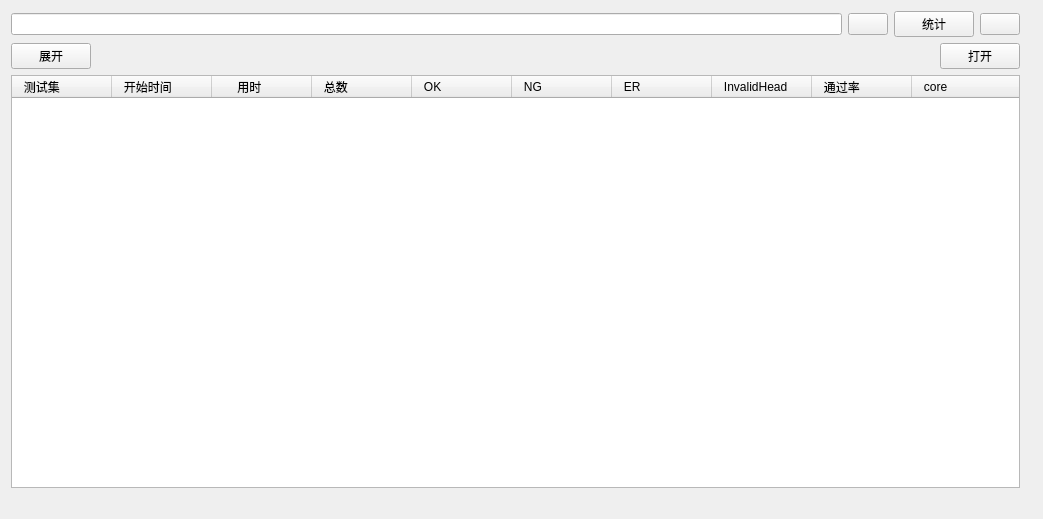
Qt form loganalysis.ui (SakuraMYK/AutoMationTools) before a commit.
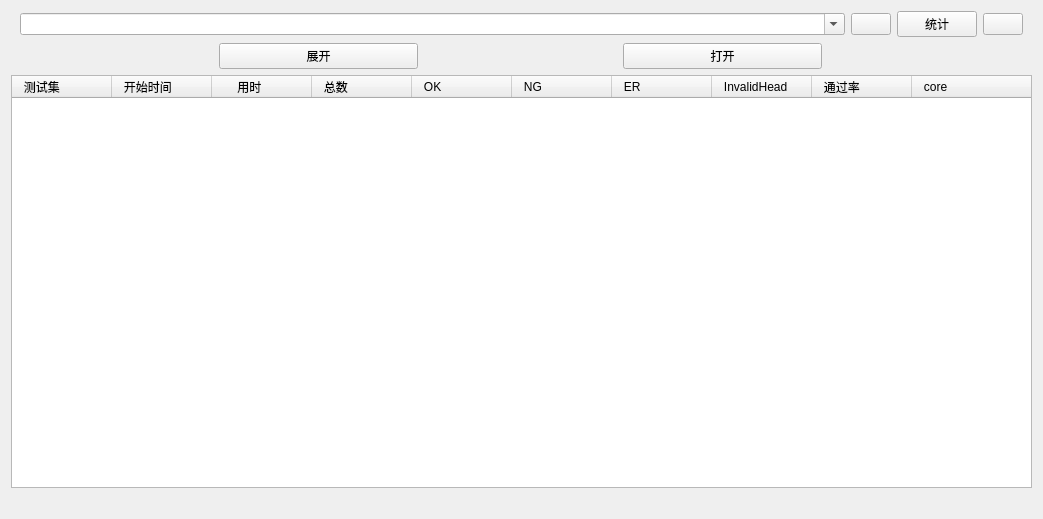
The same form after that commit. Icons and pictures are not drawn.

What changed in the file:
```diff
--- a/loganalysis.ui
+++ b/loganalysis.ui
@@ -13,15 +13,40 @@
   <property name="windowTitle">
    <string>Form</string>
   </property>
-  <layout class="QGridLayout" name="gridLayout">
-   <item row="0" column="0">
-    <layout class="QHBoxLayout" name="horizontalLayout_3">
-     <item>
+  <property name="styleSheet">
+   <string notr="true">
+
+QWidget {
+font: 14pt &quot;UD Digi Kyokasho N-R&quot;;
+}
+
+  </string>
+  </property>
       <layout class="QVBoxLayout" name="verticalLayout">
        <item>
+    <widget class="QWidget" name="widget" native="true">
         <layout class="QHBoxLayout" name="horizontalLayout">
+      <property name="topMargin">
+       <number>0</number>
+      </property>
+      <property name="bottomMargin">
+       <number>0</number>
+      </property>
          <item>
-          <widget class="QLineEdit" name="lineEdit_Dir"/>
+       <widget class="QComboBox" name="comboBox_selectDir">
+        <property name="enabled">
+         <bool>true</bool>
+        </property>
+        <property name="sizePolicy">
+         <sizepolicy hsizetype="Expanding" vsizetype="Fixed">
+          <horstretch>0</horstretch>
+          <verstretch>0</verstretch>
+         </sizepolicy>
+        </property>
+        <property name="editable">
+         <bool>true</bool>
+        </property>
+       </widget>
          </item>
          <item>
           <widget class="QPushButton" name="pushButton_SelectDir">
@@ -75,11 +100,34 @@
           </widget>
          </item>
         </layout>
+    </widget>
        </item>
        <item>
+    <widget class="QWidget" name="widget_2" native="true">
         <layout class="QHBoxLayout" name="horizontalLayout_2">
+      <property name="topMargin">
+       <number>0</number>
+      </property>
+      <property name="bottomMargin">
+       <number>0</number>
+      </property>
          <item>
           <widget class="QPushButton" name="pushButton_ExpandAll">
+        <property name="enabled">
+         <bool>true</bool>
+        </property>
+        <property name="sizePolicy">
+         <sizepolicy hsizetype="Fixed" vsizetype="Fixed">
+          <horstretch>0</horstretch>
+          <verstretch>0</verstretch>
+         </sizepolicy>
+        </property>
+        <property name="minimumSize">
+         <size>
+          <width>199</width>
+          <height>0</height>
+         </size>
+        </property>
            <property name="text">
             <string>展开</string>
            </property>
@@ -87,23 +135,31 @@
             <iconset resource="icon.qrc">
              <normaloff>:/icon/Expand.ico</normaloff>:/icon/Expand.ico</iconset>
            </property>
-          </widget>
-         </item>
-         <item>
-          <spacer name="horizontalSpacer">
-           <property name="orientation">
-            <enum>Qt::Horizontal</enum>
-           </property>
-           <property name="sizeHint" stdset="0">
+        <property name="iconSize">
             <size>
-             <width>40</width>
-             <height>20</height>
-            </size>
-           </property>
-          </spacer>
+          <width>26</width>
+          <height>26</height>
+         </size>
+        </property>
+       </widget>
          </item>
          <item>
           <widget class="QPushButton" name="pushButton_OpenExcel">
+        <property name="enabled">
+         <bool>true</bool>
+        </property>
+        <property name="sizePolicy">
+         <sizepolicy hsizetype="Fixed" vsizetype="Fixed">
+          <horstretch>0</horstretch>
+          <verstretch>0</verstretch>
+         </sizepolicy>
+        </property>
+        <property name="minimumSize">
+         <size>
+          <width>199</width>
+          <height>0</height>
+         </size>
+        </property>
            <property name="text">
             <string>打开</string>
            </property>
@@ -120,6 +176,7 @@
           </widget>
          </item>
         </layout>
+    </widget>
        </item>
        <item>
         <widget class="QTreeWidget" name="treeWidget_SearchResult">
@@ -132,6 +189,9 @@
          <property name="autoFillBackground">
           <bool>false</bool>
          </property>
+     <property name="styleSheet">
+      <string notr="true">font: 10pt &quot;Microsoft YaHei UI&quot;;</string>
+     </property>
          <property name="alternatingRowColors">
           <bool>false</bool>
          </property>
@@ -204,16 +264,6 @@
           <string/>
          </property>
         </widget>
-       </item>
-      </layout>
-     </item>
-     <item>
-      <widget class="QWidget" name="splitterContainer" native="true"/>
-     </item>
-     <item>
-      <widget class="QWidget" name="widget_JOJO" native="true"/>
-     </item>
-    </layout>
    </item>
   </layout>
  </widget>
```
Lines whose indentation alone changed are shown as unchanged.
